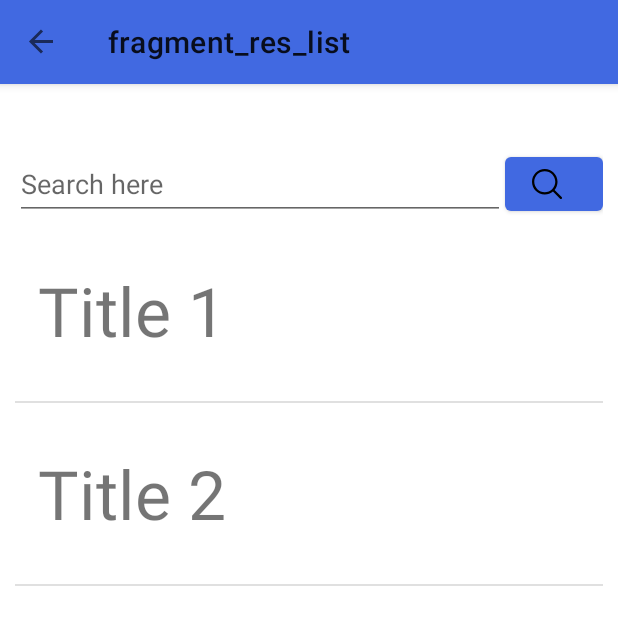
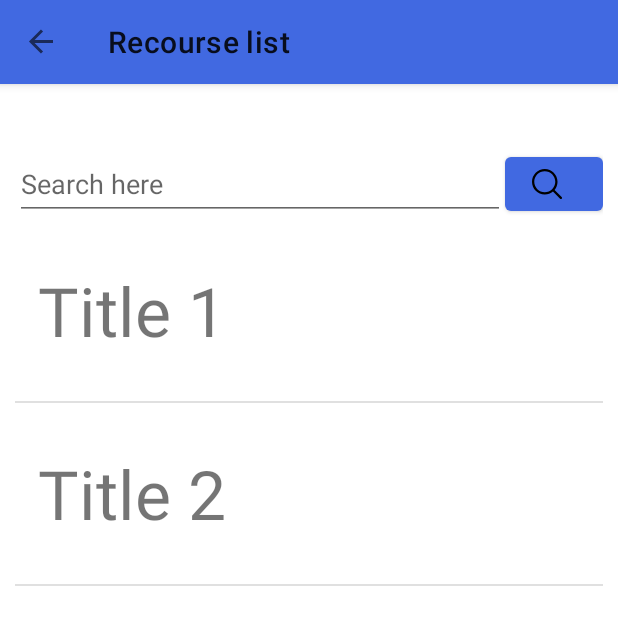
Before and after one commit to JerryFhuurr/bpr-front2, an Android app: the ResListFragment screen opened through its navigation route, on a phone screen of 412 x 824 dp, the top half of it. Run offline under Robolectric (Android 15) with nearby library versions, the phone set to English and light mode, and no system bars; our stand-ins replace navigation-ui; 1 statement that could not run was skipped.

Commit message:
change label for fragments and setters & getters for file item

```diff
--- a/app/src/main/java/com/bpr/front2/ResDetailFragment.java
+++ b/app/src/main/java/com/bpr/front2/ResDetailFragment.java
@@ -42,7 +42,7 @@ public class ResDetailFragment extends Fragment {
         fileVideModel = new ViewModelProvider(requireActivity(), new ViewModelProvider.NewInstanceFactory())
                 .get(FileViewModel.class);
         fileItems = fileVideModel.getFileItem();
-        testLabel.setText(fileItems.get(0).toString());
+        testLabel.setText(fileItems.get(0).getFileName());
         return v;
     }
 }
--- a/app/src/main/res/navigation/main_nav_map.xml
+++ b/app/src/main/res/navigation/main_nav_map.xml
@@ -68,7 +68,7 @@
     <fragment
         android:id="@+id/uploadResFragment"
         android:name="com.bpr.front2.home.user.teacher.uploadPage.UploadResFragment"
-        android:label="fragment_upload_res"
+        android:label="@string/upload_label_nav"
         tools:layout="@layout/fragment_upload_res" >
         <action
             android:id="@+id/action_uploadResFragment_to_teacherFragment"
@@ -77,7 +77,7 @@
     <fragment
         android:id="@+id/resListFragment"
         android:name="com.bpr.front2.home.user.course.ResListFragment"
-        android:label="fragment_res_list"
+        android:label="@string/res_list_label_nav"
         tools:layout="@layout/fragment_res_list" >
         <action
             android:id="@+id/action_resListFragment_to_homeFragment"
@@ -89,7 +89,7 @@
     <fragment
         android:id="@+id/resDetailFragment"
         android:name="com.bpr.front2.ResDetailFragment"
-        android:label="fragment_res_detail"
+        android:label="@string/res_detail_label_nav"
         tools:layout="@layout/fragment_res_detail" >
         <action
             android:id="@+id/action_resDetailFragment_to_resListFragment"
--- a/app/src/main/res/values/strings.xml
+++ b/app/src/main/res/values/strings.xml
@@ -110,6 +110,7 @@
     <string name="settings_theme_title3">Dark</string>
 
     <!-- upload -->
+    <string name="upload_label_nav">Upload</string>
     <string name="upload_imageName">Name (Default is filename)</string>
     <string name="upload_course">Course</string>
     <string name="upload_imageSize">Size</string>
@@ -145,5 +146,9 @@
     <string name="manage_button_label">Open</string>
     <string name="upload_label">Upload new resources</string>
 
+    <!-- res list -->
+    <string name="res_list_label_nav">Recourse list</string>
+    <string name="res_detail_label_nav">Detail</string>
+
 
 </resources>
```
Also changed, not shown: app/src/main/java/com/bpr/front2/home/user/teacher/uploadPage/FileViewModel.java (+8 -8 lines), app/src/main/java/com/bpr/front2/home/user/teacher/uploadPage/UploadFileItem.java (+36 -4 lines).
